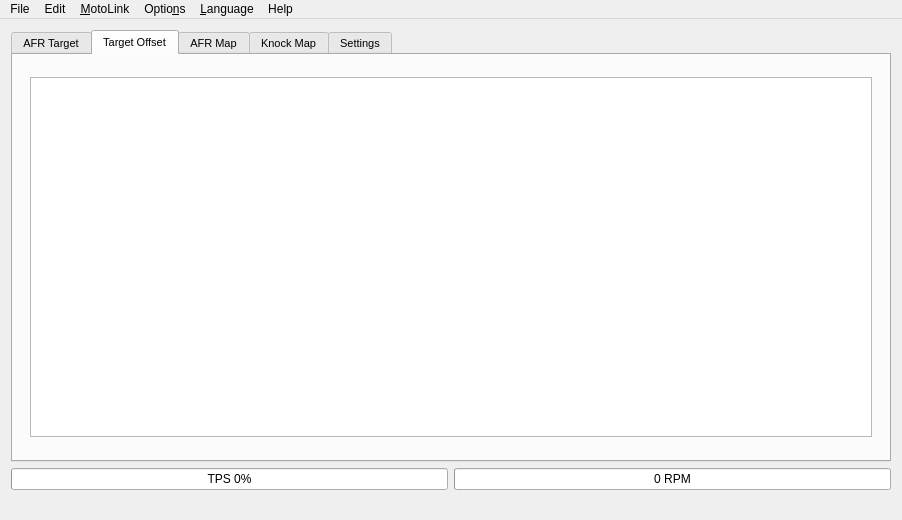
Before: the Qt Designer form GUI/ui/main.ui in fpoussin/MotoLink, drawn with Qt 5.
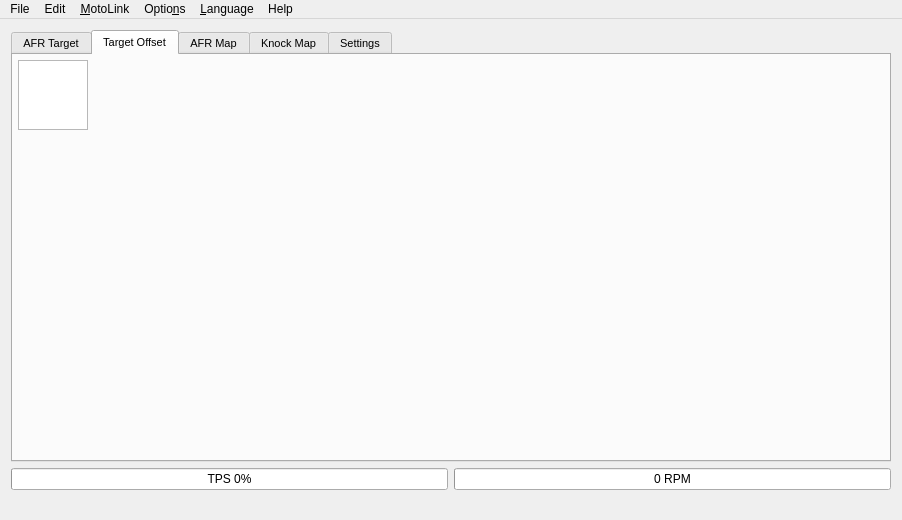
After: the same form once the commit is applied. The open tabs and pages were chosen to show the change. Icons and pictures are not drawn. Custom widgets are drawn as their Qt base class.

Commit message: GUI: tables can be resized

```diff
--- a/GUI/ui/main.ui
+++ b/GUI/ui/main.ui
@@ -25,12 +25,6 @@
     <height>0</height>
    </size>
   </property>
-  <property name="maximumSize">
-   <size>
-    <width>902</width>
-    <height>520</height>
-   </size>
-  </property>
   <property name="focusPolicy">
    <enum>Qt::ClickFocus</enum>
   </property>
@@ -268,20 +262,17 @@
         <property name="bottomMargin">
          <number>5</number>
         </property>
-        <item>
+        <item alignment="Qt::AlignLeft|Qt::AlignTop">
          <widget class="QEnhancedTableView" name="tableFuelOffset">
-          <property name="maximumSize">
-           <size>
-            <width>842</width>
-            <height>360</height>
-           </size>
-          </property>
           <property name="verticalScrollBarPolicy">
            <enum>Qt::ScrollBarAlwaysOff</enum>
           </property>
           <property name="horizontalScrollBarPolicy">
            <enum>Qt::ScrollBarAlwaysOff</enum>
           </property>
+          <property name="sizeAdjustPolicy">
+           <enum>QAbstractScrollArea::AdjustToContents</enum>
+          </property>
           <property name="editTriggers">
            <set>QAbstractItemView::NoEditTriggers</set>
           </property>
```
Left out of the diff: 52 changed lines with no effect on the pictures. The commit also changes 3 other files.
